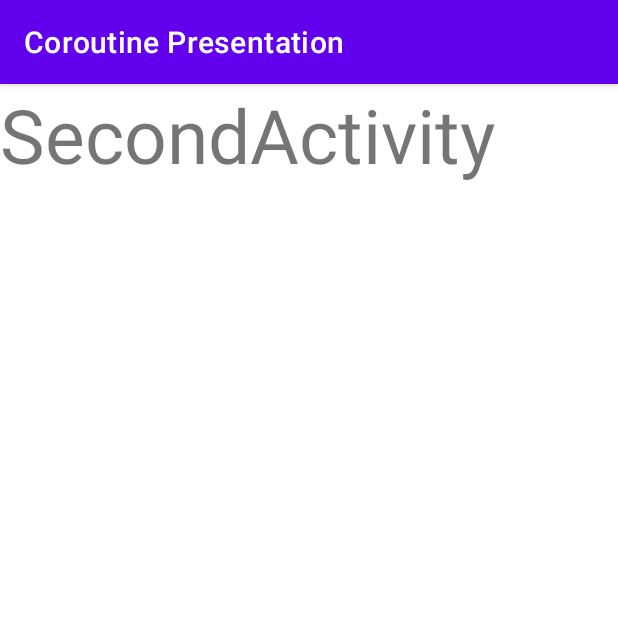
After one commit to ekremozan/CoroutinePresentation, an Android app: the SecondActivity screen opened directly, with no data from a screen before it, on a phone screen of 412 x 824 dp, the top half of it. The commit adds this screen. Run offline under Robolectric (Android 15) with nearby library versions, the phone set to English and light mode, and no system bars.

```diff
--- a/app/build.gradle
+++ b/app/build.gradle
@@ -43,4 +43,7 @@ dependencies {
 
     implementation 'org.jetbrains.kotlinx:kotlinx-coroutines-core:1.5.1'
     implementation 'org.jetbrains.kotlinx:kotlinx-coroutines-android:1.5.2'
+
+    implementation 'androidx.lifecycle:lifecycle-viewmodel-ktx:2.4.1'
+    implementation 'androidx.lifecycle:lifecycle-runtime-ktx:2.4.1'
 }
--- a/app/src/main/AndroidManifest.xml
+++ b/app/src/main/AndroidManifest.xml
@@ -10,6 +10,9 @@
         android:supportsRtl="true"
         android:theme="@style/Theme.CoroutinePresentation">
         <activity
+            android:name=".SecondActivity"
+            android:exported="false" />
+        <activity
             android:name=".MainActivity"
             android:exported="true">
             <intent-filter>
--- /dev/null
+++ b/app/src/main/java/ekrem/ozan/coroutinepresentation/SecondActivity.kt
@@ -0,0 +1,11 @@
+package ekrem.ozan.coroutinepresentation
+
+import androidx.appcompat.app.AppCompatActivity
+import android.os.Bundle
+
+class SecondActivity : AppCompatActivity() {
+    override fun onCreate(savedInstanceState: Bundle?) {
+        super.onCreate(savedInstanceState)
+        setContentView(R.layout.activity_second)
+    }
+}
--- /dev/null
+++ b/app/src/main/res/layout/activity_second.xml
@@ -0,0 +1,14 @@
+<?xml version="1.0" encoding="utf-8"?>
+<FrameLayout xmlns:android="http://schemas.android.com/apk/res/android"
+    xmlns:tools="http://schemas.android.com/tools"
+    android:layout_width="match_parent"
+    android:layout_height="match_parent"
+    tools:context=".SecondActivity">
+
+    <TextView
+        android:layout_width="wrap_content"
+        android:layout_height="wrap_content"
+        android:text="SecondActivity"
+        android:textSize="50sp" />
+
+</FrameLayout>
```
Also changed, not shown: app/src/main/java/ekrem/ozan/coroutinepresentation/MainActivity.kt (+29 -1 lines), app/src/main/res/layout/activity_main.xml (+12 -8 lines).
